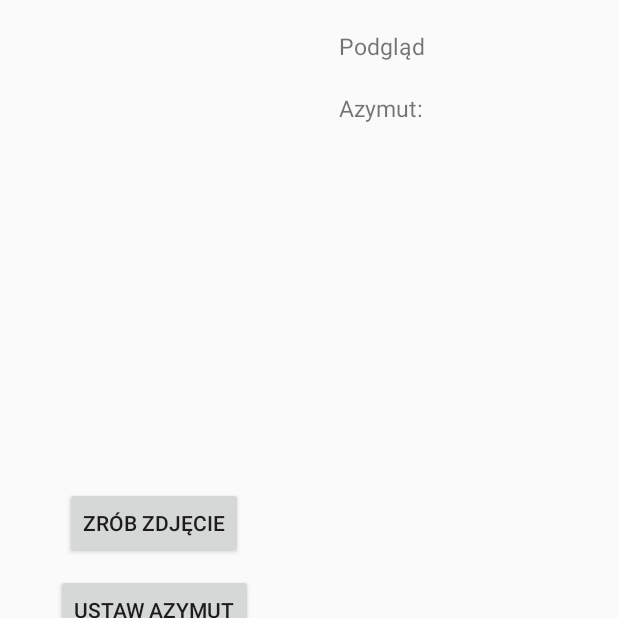
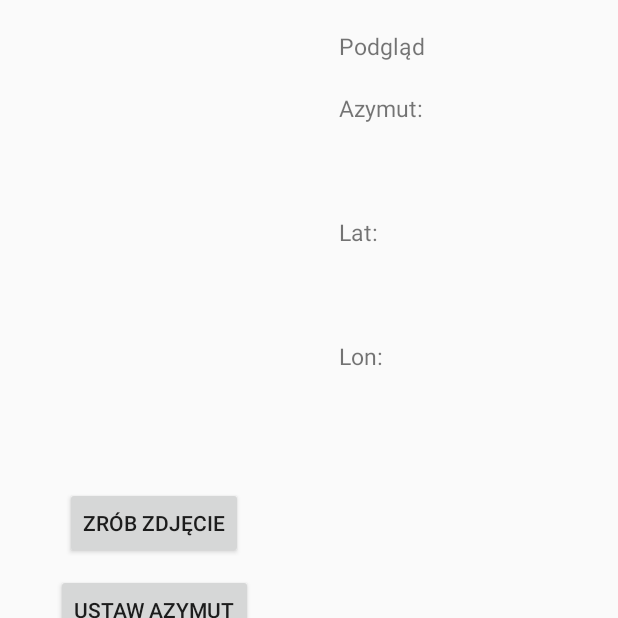
Before and after one commit to mzylowsk-legacy/GUT, an Android app: the MainActivity screen opened directly, with no data from a screen before it, on a phone screen of 412 x 824 dp, the top half of it. Run offline under Robolectric (Android 15) with nearby library versions, the light colour scheme and no system bars; 1 statement that could not run was skipped.

Commit message:
Getting lat and long by GPS module

```diff
--- a/MAMY/PRO1/projekt/app/src/main/AndroidManifest.xml
+++ b/MAMY/PRO1/projekt/app/src/main/AndroidManifest.xml
@@ -15,6 +15,7 @@
         android:supportsRtl="true"
         android:theme="@style/AppTheme">
         <activity android:name=".SensorMakerActivity"></activity>
+        <activity android:name=".GPS_Location_Activity"></activity>
         <activity
             android:name=".MyCompassView"
             android:label="@string/title_activity_my_compass_view"
--- a/MAMY/PRO1/projekt/app/src/main/java/com/example/czarodziej/projekt/MainActivity.java
+++ b/MAMY/PRO1/projekt/app/src/main/java/com/example/czarodziej/projekt/MainActivity.java
@@ -30,8 +30,8 @@ public class MainActivity extends Activity {
     private Uri fileUri;
 
     private ImageView imgPreview;
-    private Button btnCapturePicture, btnSetAzimuth;
-    private TextView azimuthValue;
+    private Button btnCapturePicture, btnSetAzimuth, btnSetCoords;
+    private TextView azimuthValue, lonValue, latValue;
 
     @Override
     protected void onCreate(Bundle savedInstanceState) {
@@ -41,7 +41,10 @@ public class MainActivity extends Activity {
         imgPreview = (ImageView) findViewById(R.id.imgPreview);
         btnCapturePicture = (Button) findViewById(R.id.btnCapturePicture);
         btnSetAzimuth = (Button) findViewById(R.id.btnSetAzimuth);
+        btnSetCoords = (Button) findViewById(R.id.btnSetCoords);
         azimuthValue = (TextView) findViewById(R.id.azimuth);
+        lonValue = (TextView) findViewById(R.id.lon);
+        latValue = (TextView) findViewById(R.id.lat);
 
         btnCapturePicture.setOnClickListener(new View.OnClickListener() {
 
@@ -50,11 +53,18 @@ public class MainActivity extends Activity {
                 captureImage();
             }
         });
+
         btnSetAzimuth.setOnClickListener(new View.OnClickListener() {
-
             @Override
             public void onClick(View v) {
                 setAzimuth();
+            }
+        });
+
+        btnSetCoords.setOnClickListener(new View.OnClickListener() {
+            @Override
+            public void onClick(View v) {
+                setCoords();
             }
         });
 
@@ -64,6 +74,11 @@ public class MainActivity extends Activity {
                     Toast.LENGTH_LONG).show();
             finish();
         }
+    }
+
+    private void setCoords() {
+        Intent intent = new Intent(this, GPS_Location_Activity.class);
+        startActivityForResult(intent, 56);
     }
 
     private void setAzimuth() {
@@ -100,7 +115,6 @@ public class MainActivity extends Activity {
     @Override
     protected void onRestoreInstanceState(Bundle savedInstanceState) {
         super.onRestoreInstanceState(savedInstanceState);
-
         fileUri = savedInstanceState.getParcelable("file_uri");
     }
 
@@ -121,6 +135,11 @@ public class MainActivity extends Activity {
         }
         if (requestCode == 23 && resultCode == RESULT_OK && data != null) {
             this.azimuthValue.setText(data.getStringExtra("AZYMUT"));
+        }
+
+        if (requestCode == 56 && resultCode == RESULT_OK && data != null) {
+            this.lonValue.setText(data.getStringExtra("LONG"));
+            this.latValue.setText(data.getStringExtra("LAT"));
         }
     }
 
--- a/MAMY/PRO1/projekt/app/src/main/res/layout/activity_main.xml
+++ b/MAMY/PRO1/projekt/app/src/main/res/layout/activity_main.xml
@@ -72,6 +72,38 @@ tools:context=".SensorMakerActivity" >
         android:textSize="15dp"
         android:id="@+id/azimuth" />
 
+    <TextView
+        android:layout_width="fill_parent"
+        android:layout_height="wrap_content"
+        android:text="Lat:"
+        android:padding="10dp"
+        android:textSize="15dp"
+        android:id="@+id/lat_description" />
+
+    <TextView
+        android:layout_width="fill_parent"
+        android:layout_height="wrap_content"
+        android:text=" "
+        android:padding="10dp"
+        android:textSize="15dp"
+        android:id="@+id/lat" />
+
+    <TextView
+        android:layout_width="fill_parent"
+        android:layout_height="wrap_content"
+        android:text="Lon:"
+        android:padding="10dp"
+        android:textSize="15dp"
+        android:id="@+id/Lon_description" />
+
+    <TextView
+        android:layout_width="fill_parent"
+        android:layout_height="wrap_content"
+        android:text=" "
+        android:padding="10dp"
+        android:textSize="15dp"
+        android:id="@+id/lon" />
+
 </LinearLayout>
 
 </LinearLayout>
```
